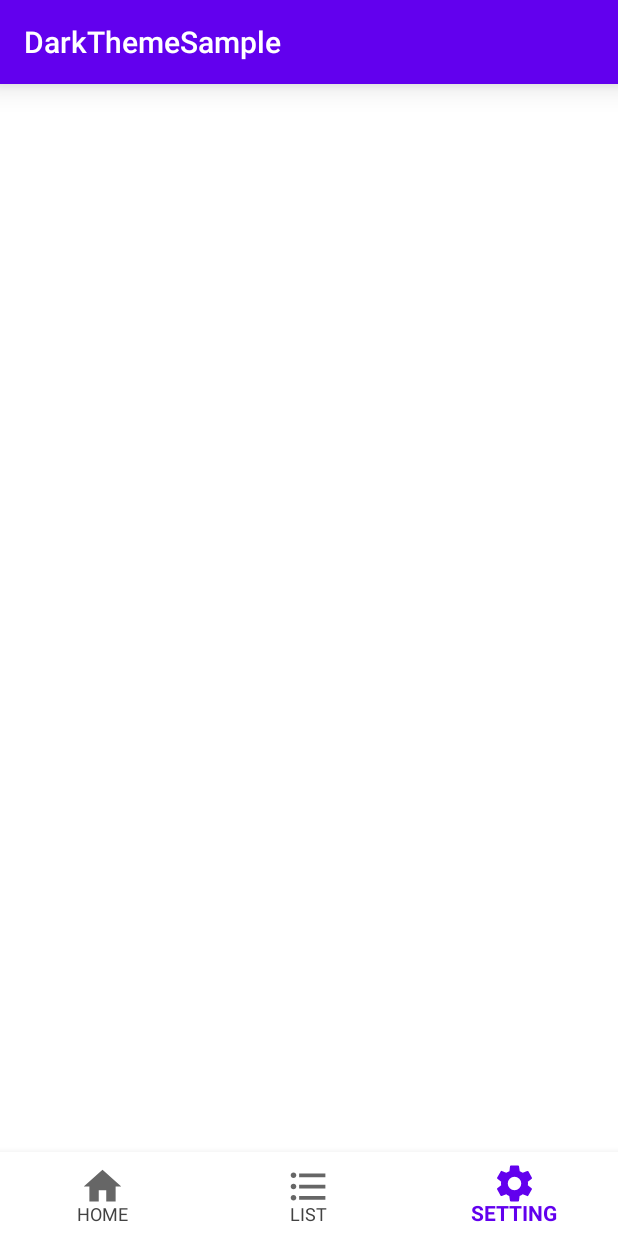
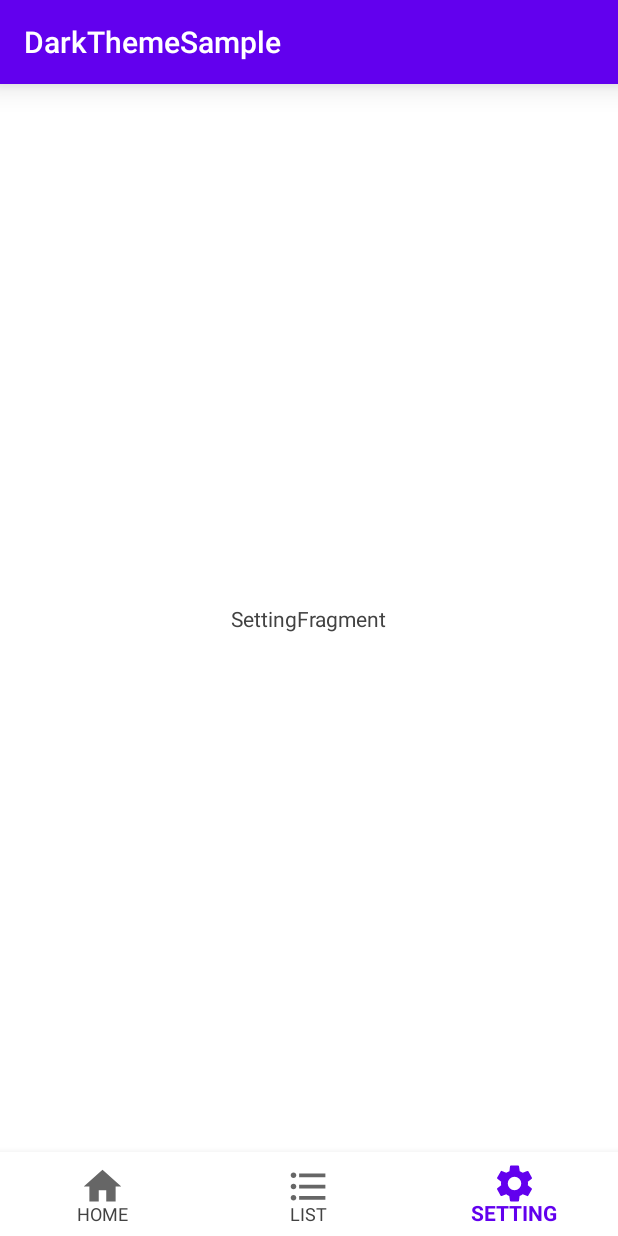
Before and after one commit to askldfghj/DarkThemeSample, an Android app: the screen it shows after launch (MainActivity), item 3 of the bottom bar chosen, on a phone screen of 412 x 824 dp. Run offline under Robolectric (Android 15) with nearby library versions, the phone set to English and light mode, and no system bars; our stand-ins replace data binding.

Commit message:
create Fragments and connect to Bottom Navigation View

```diff
--- a/app/src/main/AndroidManifest.xml
+++ b/app/src/main/AndroidManifest.xml
@@ -12,7 +12,7 @@
         android:supportsRtl="true"
         android:theme="@style/AppTheme"
         >
-        <activity android:name=".MainActivity">
+        <activity android:name=".ui.main.MainActivity">
             <intent-filter>
                 <action android:name="android.intent.action.MAIN" />
 
--- /dev/null
+++ b/app/src/main/java/com/askldfghj/darkthemesample/ext/FragmentExt.kt
@@ -0,0 +1,23 @@
+package com.askldfghj.darkthemesample.ext
+
+import android.view.View
+import android.view.ViewGroup
+import androidx.annotation.LayoutRes
+import androidx.databinding.DataBindingUtil
+import androidx.databinding.ViewDataBinding
+import androidx.fragment.app.Fragment
+
+typealias DefineDataBinding<T> = (binding: T) -> Unit
+
+fun <T : ViewDataBinding> Fragment.bindingAndInflate(
+    @LayoutRes layoutId: Int,
+    container: ViewGroup?,
+    block: DefineDataBinding<T> = {}
+): View {
+    return DataBindingUtil.inflate<T>(layoutInflater, layoutId, container, false)
+        .also { binding ->
+            binding.lifecycleOwner = viewLifecycleOwner
+        }
+        .also(block)
+        .root
+}
--- /dev/null
+++ b/app/src/main/java/com/askldfghj/darkthemesample/ui/home/HomeFragment.kt
@@ -0,0 +1,24 @@
+package com.askldfghj.darkthemesample.ui.home
+
+import android.os.Bundle
+import android.view.LayoutInflater
+import android.view.View
+import android.view.ViewGroup
+import androidx.fragment.app.Fragment
+import com.askldfghj.darkthemesample.R
+import com.askldfghj.darkthemesample.databinding.HomeFragmentBinding
+import com.askldfghj.darkthemesample.ext.bindingAndInflate
+
+class HomeFragment : Fragment() {
+
+    override fun onCreateView(inflater: LayoutInflater, container: ViewGroup?, savedInstanceState: Bundle?): View? {
+        return bindingAndInflate<HomeFragmentBinding>(R.layout.home_fragment, container) {
+        }
+    }
+
+    companion object {
+        fun newInstance() = HomeFragment().also {
+            it.arguments = Bundle()
+        }
+    }
+}
--- a/app/src/main/java/com/askldfghj/darkthemesample/MainActivity.kt
+++ b/app/src/main/java/com/askldfghj/darkthemesample/ui/main/MainActivity.kt
@@ -1,11 +1,17 @@
-package com.askldfghj.darkthemesample
+package com.askldfghj.darkthemesample.ui.main
 
-import androidx.appcompat.app.AppCompatActivity
 import android.os.Bundle
 import android.os.PersistableBundle
 import android.view.Menu
+import android.view.MenuItem
+import androidx.appcompat.app.AppCompatActivity
 import androidx.databinding.DataBindingUtil
+import androidx.fragment.app.Fragment
+import com.askldfghj.darkthemesample.R
 import com.askldfghj.darkthemesample.databinding.ActivityMainBinding
+import com.askldfghj.darkthemesample.ui.home.HomeFragment
+import com.askldfghj.darkthemesample.ui.list.ListFragment
+import com.askldfghj.darkthemesample.ui.setting.SettingFragment
 import com.debug.util.debugLog
 
 class MainActivity : AppCompatActivity() {
@@ -13,8 +19,17 @@ class MainActivity : AppCompatActivity() {
     override fun onCreate(savedInstanceState: Bundle?) {
         debugLog { "onCreate" }
         super.onCreate(savedInstanceState)
-        DataBindingUtil.setContentView<ActivityMainBinding>(this, R.layout.activity_main).also {
+        DataBindingUtil.setContentView<ActivityMainBinding>(this,
+            R.layout.activity_main
+        ).also { binding ->
+            binding.bottomNavigation.setOnNavigationItemSelectedListener {
+                getNavigationItemSelectedListener(it)
+                true
+            }
 
+            if (savedInstanceState == null) {
+                binding.bottomNavigation.selectedItemId = R.id.bottom_home
+            }
         }
     }
 
@@ -82,4 +97,22 @@ class MainActivity : AppCompatActivity() {
         debugLog { "onDestroy" }
         super.onDestroy()
     }
+
+    private fun getNavigationItemSelectedListener(menuItem: MenuItem) {
+        when (menuItem.itemId) {
+            R.id.bottom_home -> {
+                switchToFragment(HomeFragment.newInstance())
+            }
+            R.id.bottom_list -> {
+                switchToFragment(ListFragment.newInstance())
+            }
+            R.id.bottom_setting -> {
+                switchToFragment(SettingFragment.newInstance())
+            }
+        }
+    }
+
+    private fun switchToFragment(fragment: Fragment) {
+        supportFragmentManager.beginTransaction().replace(R.id.fragment_container, fragment).commit()
+    }
 }
--- /dev/null
+++ b/app/src/main/java/com/askldfghj/darkthemesample/ui/setting/SettingFragment.kt
@@ -0,0 +1,24 @@
+package com.askldfghj.darkthemesample.ui.setting
+
+import android.os.Bundle
+import android.view.LayoutInflater
+import android.view.View
+import android.view.ViewGroup
+import androidx.fragment.app.Fragment
+import com.askldfghj.darkthemesample.R
+import com.askldfghj.darkthemesample.databinding.SettingFragmentBinding
+import com.askldfghj.darkthemesample.ext.bindingAndInflate
+
+class SettingFragment : Fragment() {
+
+    override fun onCreateView(inflater: LayoutInflater, container: ViewGroup?, savedInstanceState: Bundle?): View? {
+        return bindingAndInflate<SettingFragmentBinding>(R.layout.setting_fragment, container) {
+        }
+    }
+
+    companion object {
+        fun newInstance() = SettingFragment().also {
+            it.arguments = Bundle()
+        }
+    }
+}
--- a/app/src/main/res/layout/activity_main.xml
+++ b/app/src/main/res/layout/activity_main.xml
@@ -1,40 +1,53 @@
 <?xml version="1.0" encoding="utf-8"?>
-<layout>
+<layout
+    xmlns:android="http://schemas.android.com/apk/res/android"
+    xmlns:app="http://schemas.android.com/apk/res-auto"
+    xmlns:tools="http://schemas.android.com/tools"
+    >
 
     <androidx.constraintlayout.widget.ConstraintLayout
-        xmlns:android="http://schemas.android.com/apk/res/android"
-        xmlns:app="http://schemas.android.com/apk/res-auto"
-        xmlns:tools="http://schemas.android.com/tools"
         android:id="@+id/container"
         android:layout_width="match_parent"
         android:layout_height="match_parent"
         android:background="@color/colorBackground"
-        tools:context=".MainActivity"
+        tools:context=".ui.main.MainActivity"
         >
 
         <androidx.appcompat.widget.Toolbar
             android:id="@+id/tool_bar"
-            app:title="@string/app_name"
-            android:background="@color/toolBarColor"
             android:layout_width="match_parent"
             android:layout_height="wrap_content"
+            android:background="@color/toolBarColor"
+            android:elevation="12dp"
+            app:layout_constraintEnd_toEndOf="parent"
+            app:layout_constraintStart_toStartOf="parent"
+            app:layout_constraintTop_toTopOf="parent"
+            app:title="@string/app_name"
             app:titleTextColor="@color/toolBarTextColor"
-            android:elevation="12dp"
-            app:layout_constraintTop_toTopOf="parent"
+            />
+
+        <FrameLayout
+            android:id="@+id/fragment_container"
+            android:layout_width="0dp"
+            android:layout_height="0dp"
+            app:layout_constraintTop_toBottomOf="@id/tool_bar"
+            app:layout_constraintBottom_toTopOf="@id/bottom_navigation"
             app:layout_constraintStart_toStartOf="parent"
             app:layout_constraintEnd_toEndOf="parent"/>
 
         <com.google.android.material.bottomnavigation.BottomNavigationView
+            android:id="@+id/bottom_navigation"
             android:layout_width="match_parent"
             android:layout_height="wrap_content"
             android:background="@color/bottomMenuBackGroundColor"
             app:itemIconSize="30dp"
             app:itemTextColor="@color/bottom_navigation_color_selector"
             app:labelVisibilityMode="labeled"
+            app:layout_constraintBottom_toBottomOf="parent"
+            app:layout_constraintEnd_toEndOf="parent"
+            app:layout_constraintStart_toStartOf="parent"
             app:menu="@menu/bottom_menu"
-            app:layout_constraintBottom_toBottomOf="parent"
-            app:layout_constraintStart_toStartOf="parent"
-            app:layout_constraintEnd_toEndOf="parent"/>
+            />
 
     </androidx.constraintlayout.widget.ConstraintLayout>
 </layout>
--- /dev/null
+++ b/app/src/main/res/layout/setting_fragment.xml
@@ -0,0 +1,26 @@
+<?xml version="1.0" encoding="utf-8"?>
+<layout
+    xmlns:android="http://schemas.android.com/apk/res/android"
+    xmlns:app="http://schemas.android.com/apk/res-auto"
+    xmlns:tools="http://schemas.android.com/tools"
+    >
+
+    <androidx.constraintlayout.widget.ConstraintLayout
+        android:layout_width="match_parent"
+        android:layout_height="match_parent"
+        android:background="@color/colorBackground"
+        >
+
+        <TextView
+            android:layout_width="wrap_content"
+            android:layout_height="wrap_content"
+            android:text="SettingFragment"
+            android:textColor="@color/textColor"
+            app:layout_constraintBottom_toBottomOf="parent"
+            app:layout_constraintLeft_toLeftOf="parent"
+            app:layout_constraintRight_toRightOf="parent"
+            app:layout_constraintTop_toTopOf="parent"
+            />
+
+    </androidx.constraintlayout.widget.ConstraintLayout>
+</layout>
--- a/app/src/main/res/menu/bottom_menu.xml
+++ b/app/src/main/res/menu/bottom_menu.xml
@@ -2,17 +2,17 @@
 <menu
     xmlns:android="http://schemas.android.com/apk/res/android">
     <item
-        android:id="@+id/menu_home"
+        android:id="@+id/bottom_home"
         android:title="@string/bottom_menu_home"
         android:icon="@drawable/ic_bottom_home"
         />
     <item
-        android:id="@+id/menu_list"
+        android:id="@+id/bottom_list"
         android:title="@string/bottom_menu_list"
         android:icon="@drawable/ic_bottom_list"
         />
     <item
-        android:id="@+id/menu_setting"
+        android:id="@+id/bottom_setting"
         android:title="@string/bottom_menu_setting"
         android:icon="@drawable/ic_bottom_setting"
         />
```
Also changed, not shown: app/src/main/java/com/askldfghj/darkthemesample/ui/list/ListFragment.kt (added, +23 -0 lines), app/src/main/res/layout/home_fragment.xml (added, +26 -0 lines), app/src/main/res/layout/list_fragment.xml (added, +26 -0 lines).
